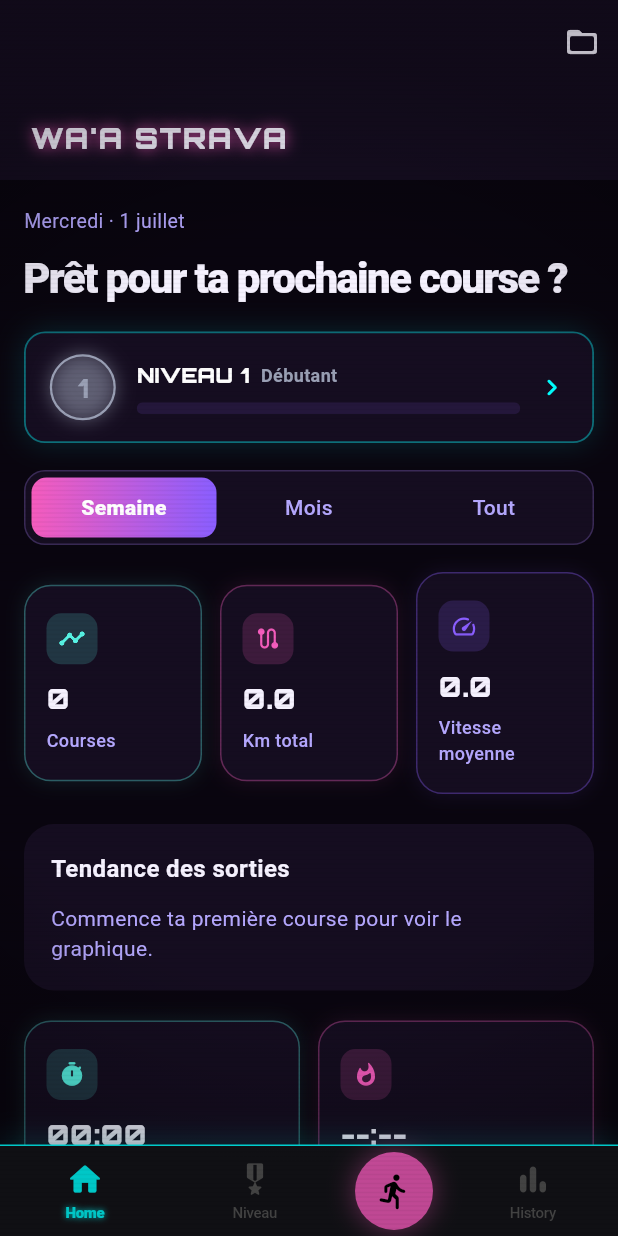
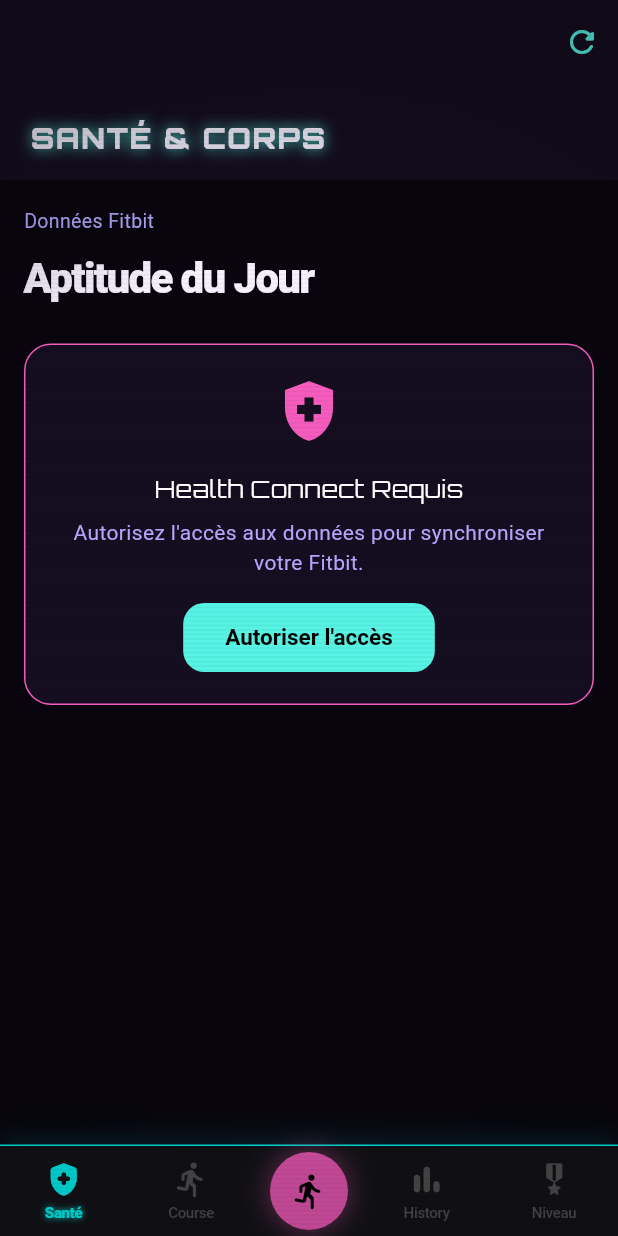
Before and after one commit to Wa-a-git/StravaClone, a Flutter app: the screen it shows after launch, on a phone screen of 412 x 824 dp. Run offline on Flutter 3.47's test engine with Material 3 defaults, Android fonts, the phone set to English and light mode, and no system bars; our stand-ins replace confetti, file_picker, flutter_map, flutter_riverpod, flutter_tts, geolocator and 5 more; missing offline and left inert: health; accounts and stored records are empty; Roboto replaces fonts that are missing (SF Pro Display).

Commit message:
feat: add Health Connect integration, health dashboard screen, and updated navigation

```diff
--- /dev/null
+++ b/lib/providers/health_provider.dart
@@ -0,0 +1,69 @@
+import 'package:flutter_riverpod/flutter_riverpod.dart';
+import '../services/health_connect_service.dart';
+
+final healthConnectServiceProvider = Provider((ref) => HealthConnectService());
+
+class HealthDataState {
+  final int steps;
+  final double calories;
+  final double avgHeartRate;
+  final bool isLoading;
+  final bool hasPermission;
+
+  HealthDataState({
+    this.steps = 0,
+    this.calories = 0.0,
+    this.avgHeartRate = 0.0,
+    this.isLoading = false,
+    this.hasPermission = false,
+  });
+
+  HealthDataState copyWith({
+    int? steps,
+    double? calories,
+    double? avgHeartRate,
+    bool? isLoading,
+    bool? hasPermission,
+  }) {
+    return HealthDataState(
+      steps: steps ?? this.steps,
+      calories: calories ?? this.calories,
+      avgHeartRate: avgHeartRate ?? this.avgHeartRate,
+      isLoading: isLoading ?? this.isLoading,
+      hasPermission: hasPermission ?? this.hasPermission,
+    );
+  }
+}
+
+class HealthDataNotifier extends StateNotifier<HealthDataState> {
+  final HealthConnectService _service;
+
+  HealthDataNotifier(this._service) : super(HealthDataState());
+
+  Future<void> fetchDailyData() async {
+    state = state.copyWith(isLoading: true);
+
+    final hasPermission = await _service.requestPermissions();
+    if (!hasPermission) {
+      state = state.copyWith(isLoading: false, hasPermission: false);
+      return;
+    }
+
+    final steps = await _service.getDailySteps();
+    final calories = await _service.getDailyActiveCalories();
+    final heartRate = await _service.getAverageHeartRate();
+
+    state = state.copyWith(
+      steps: steps,
+      calories: calories,
+      avgHeartRate: heartRate,
+      isLoading: false,
+      hasPermission: true,
+    );
+  }
+}
+
+final healthDataProvider = StateNotifierProvider<HealthDataNotifier, HealthDataState>((ref) {
+  final service = ref.watch(healthConnectServiceProvider);
+  return HealthDataNotifier(service);
+});
--- /dev/null
+++ b/lib/screens/health_dashboard_screen.dart
@@ -0,0 +1,272 @@
+import 'package:flutter/material.dart';
+import 'package:flutter_riverpod/flutter_riverpod.dart';
+import '../providers/health_provider.dart';
+import '../theme.dart';
+import '../widgets/arcade_fx.dart';
+
+class HealthDashboardScreen extends ConsumerStatefulWidget {
+  const HealthDashboardScreen({super.key});
+
+  @override
+  ConsumerState<HealthDashboardScreen> createState() => _HealthDashboardScreenState();
+}
+
+class _HealthDashboardScreenState extends ConsumerState<HealthDashboardScreen> {
+  @override
+  void initState() {
+    super.initState();
+    WidgetsBinding.instance.addPostFrameCallback((_) {
+      ref.read(healthDataProvider.notifier).fetchDailyData();
+    });
+  }
+
+  @override
+  Widget build(BuildContext context) {
+    final healthState = ref.watch(healthDataProvider);
+
+    return Scaffold(
+      backgroundColor: AppColors.background,
+      body: CustomScrollView(
+        slivers: [
+          SliverAppBar(
+            expandedHeight: 120,
+            pinned: true,
+            backgroundColor: AppColors.surface,
+            elevation: 0,
+            flexibleSpace: FlexibleSpaceBar(
+              titlePadding: const EdgeInsets.only(left: 20, bottom: 16),
+              title: const Text(
+                'SANTÉ & CORPS',
+                style: TextStyle(
+                  fontFamily: kArcadeFont,
+                  color: AppColors.textPrimary,
+                  fontSize: 19,
+                  fontWeight: FontWeight.w900,
+                  letterSpacing: 1.0,
+                  shadows: [Shadow(color: AppColors.arcadeCyan, blurRadius: 12)],
+                ),
+              ),
+              expandedTitleScale: 1.0,
+            ),
+            actions: [
+              IconButton(
+                icon: const Icon(Icons.refresh_rounded, color: AppColors.arcadeCyan),
+                onPressed: () => ref.read(healthDataProvider.notifier).fetchDailyData(),
+              ),
+            ],
+          ),
+          SliverToBoxAdapter(
+            child: Padding(
+              padding: const EdgeInsets.symmetric(horizontal: 16, vertical: 18),
+              child: Column(
+                crossAxisAlignment: CrossAxisAlignment.stretch,
+                children: [
+                  _buildHeader(),
+                  const SizedBox(height: 24),
+                  if (healthState.isLoading)
+                    const Center(child: CircularProgressIndicator(color: AppColors.arcadeCyan))
+                  else if (!healthState.hasPermission)
+                    _buildPermissionWarning(ref)
+                  else
+                    _buildHealthMetrics(healthState),
+                  const SizedBox(height: 32),
+                ],
+              ),
+            ),
+          ),
+        ],
+      ),
+    );
+  }
+
+  Widget _buildHeader() {
+    return Column(
+      crossAxisAlignment: CrossAxisAlignment.start,
+      children: const [
+        Text(
+          'Données Fitbit',
+          style: TextStyle(
+            color: AppColors.textSecondary,
+            fontSize: 13,
+          ),
+        ),
+        SizedBox(height: 8),
+        Text(
+          'Aptitude du Jour',
+          style: TextStyle(
+            color: AppColors.textPrimary,
+            fontSize: 28,
+            fontWeight: FontWeight.w800,
+            letterSpacing: -1.1,
+          ),
+        ),
+      ],
+    );
+  }
+
+  Widget _buildPermissionWarning(WidgetRef ref) {
+    return Container(
+      padding: const EdgeInsets.all(20),
+      decoration: BoxDecoration(
+        color: AppColors.surface,
+        borderRadius: BorderRadius.circular(18),
+        border: Border.all(color: AppColors.arcadePink),
+      ),
+      child: Column(
+        children: [
+          const Icon(Icons.health_and_safety, size: 48, color: AppColors.arcadePink),
+          const SizedBox(height: 16),
+          const Text(
+            'Health Connect Requis',
+            style: TextStyle(fontFamily: kArcadeFont, fontSize: 16, color: Colors.white),
+          ),
+          const SizedBox(height: 8),
+          const Text(
+            'Autorisez l\'accès aux données pour synchroniser votre Fitbit.',
+            textAlign: TextAlign.center,
+            style: TextStyle(color: AppColors.textSecondary),
+          ),
+          const SizedBox(height: 16),
+          ElevatedButton(
+            style: ElevatedButton.styleFrom(backgroundColor: AppColors.arcadeCyan),
+            onPressed: () => ref.read(healthDataProvider.notifier).fetchDailyData(),
+            child: const Text('Autoriser l\'accès', style: TextStyle(color: Colors.black)),
+          ),
+        ],
+      ),
+    );
+  }
+
+  Widget _buildHealthMetrics(HealthDataState state) {
+    return Column(
+      children: [
+        Row(
+          children: [
+            Expanded(
+              child: _MetricCard(
+                title: 'Pas',
+                value: state.steps.toString(),
+                unit: 'pas',
+                icon: Icons.do_not_step_rounded, // fallback icon
+                color: AppColors.arcadeCyan,
+              ),
+            ),
+            const SizedBox(width: 12),
+            Expanded(
+              child: _MetricCard(
+                title: 'Calories',
+                value: state.calories.toStringAsFixed(0),
+                unit: 'kcal',
+                icon: Icons.local_fire_department_rounded,
+                color: AppColors.arcadePink,
+              ),
+            ),
+          ],
+        ),
+        const SizedBox(height: 12),
+        Row(
+          children: [
+            Expanded(
+              child: _MetricCard(
+                title: 'Cœur (Moy)',
+                value: state.avgHeartRate > 0 ? state.avgHeartRate.toStringAsFixed(0) : '--',
+                unit: 'bpm',
+                icon: Icons.favorite_rounded,
+                color: AppColors.arcadeViolet,
+              ),
+            ),
+            const SizedBox(width: 12),
+            Expanded(
+              child: _MetricCard(
+                title: 'Sommeil',
+                value: '--', // Will implement sleep later
+                unit: 'h',
+                icon: Icons.bedtime_rounded,
+                color: Colors.blueAccent,
+              ),
+            ),
+          ],
+        )
+      ],
+    );
+  }
+}
+
+class _MetricCard extends StatelessWidget {
+  final String title;
+  final String value;
+  final String unit;
+  final IconData icon;
+  final Color color;
+
+  const _MetricCard({
+    required this.title,
+    required this.value,
+    required this.unit,
+    required this.icon,
+    required this.color,
+  });
+
+  @override
+  Widget build(BuildContext context) {
+    return Container(
+      padding: const EdgeInsets.symmetric(vertical: 20, horizontal: 16),
+      decoration: BoxDecoration(
+        color: AppColors.surface,
+        borderRadius: BorderRadius.circular(18),
+        border: Border.all(color: color.withOpacity(0.35)),
+        boxShadow: [
+          BoxShadow(color: color.withOpacity(0.10), blurRadius: 12),
+        ],
+      ),
+      child: Column(
+        crossAxisAlignment: CrossAxisAlignment.start,
+        children: [
+          Row(
+            children: [
+              Icon(icon, color: color, size: 20),
+              const SizedBox(width: 8),
+              Text(
+                title.toUpperCase(),
+                style: const TextStyle(
+                  fontFamily: kArcadeFont,
+                  fontSize: 11,
+                  fontWeight: FontWeight.w700,
+                  color: AppColors.textSecondary,
+                  letterSpacing: 1.2,
+                ),
+              ),
+            ],
+          ),
+          const SizedBox(height: 16),
+          Row(
+            crossAxisAlignment: CrossAxisAlignment.end,
+            children: [
+              Text(
+                value,
+                style: const TextStyle(
+                  fontFamily: kArcadeFont,
+                  fontSize: 28,
+                  fontWeight: FontWeight.w900,
+                  color: Colors.white,
+                ),
+              ),
+              const SizedBox(width: 4),
+              Padding(
+                padding: const EdgeInsets.only(bottom: 4),
+                child: Text(
+                  unit,
+                  style: TextStyle(
+                    fontSize: 14,
+                    color: color,
+                    fontWeight: FontWeight.bold,
+                  ),
+                ),
+              ),
+            ],
+          ),
+        ],
+      ),
+    );
+  }
+}
--- a/lib/screens/shell_screen.dart
+++ b/lib/screens/shell_screen.dart
@@ -6,6 +6,7 @@
 import 'history_screen.dart';
 import 'system_screen.dart';
 import 'tracking_screen.dart';
+import 'health_dashboard_screen.dart';
 
 /// Index de l'onglet courant (permet de naviguer depuis n'importe quel écran).
 final shellIndexProvider = StateProvider<int>((ref) => 0);
@@ -14,9 +15,10 @@
   const ShellScreen({super.key});
 
   static const _tabs = [
+    _HealthTab(),
     _HomeTab(),
+    _HistoryTab(),
     _SystemTab(),
-    _HistoryTab(),
   ];
 
   void _openRecord(BuildContext context) {
@@ -60,6 +62,13 @@
 }
 
 // ── Tab page wrappers ─────────────────────────────────────────────────────────
+
+class _HealthTab extends StatelessWidget {
+  const _HealthTab();
+
+  @override
+  Widget build(BuildContext context) => const HealthDashboardScreen();
+}
 
 class _HomeTab extends StatelessWidget {
   const _HomeTab();
@@ -122,18 +131,18 @@
               // Dashboard tab
               Expanded(
                 child: _NavItem(
-                  icon: Icons.home_rounded,
-                  label: 'Home',
+                  icon: Icons.health_and_safety_rounded,
+                  label: 'Santé',
                   isActive: currentIndex == 0,
                   onTap: () => onTabTap(0),
                 ),
               ),
 
-              // Progression tab (niveau / XP / quêtes)
+              // Course tab (L'ancien Home)
               Expanded(
                 child: _NavItem(
-                  icon: Icons.military_tech_rounded,
-                  label: 'Niveau',
+                  icon: Icons.directions_run_rounded,
+                  label: 'Course',
                   isActive: currentIndex == 1,
                   onTap: () => onTabTap(1),
                 ),
@@ -177,6 +186,16 @@
                   label: 'History',
                   isActive: currentIndex == 2,
                   onTap: () => onTabTap(2),
+                ),
+              ),
+
+              // Progression tab (niveau / XP / quêtes)
+              Expanded(
+                child: _NavItem(
+                  icon: Icons.military_tech_rounded,
+                  label: 'Niveau',
+                  isActive: currentIndex == 3,
+                  onTap: () => onTabTap(3),
                 ),
               ),
             ],
--- a/pubspec.yaml
+++ b/pubspec.yaml
@@ -25,6 +25,7 @@
   confetti: ^0.8.0
   flutter_tts: ^4.2.0
   wakelock_plus: ^1.2.8
+  health: ^13.3.1
 
 dev_dependencies:
   flutter_test:
```
Also changed, not shown: lib/screens/home_screen.dart (+24 -0 lines), lib/services/health_connect_service.dart (added, +94 -0 lines), pubspec.lock, 2 other files.
